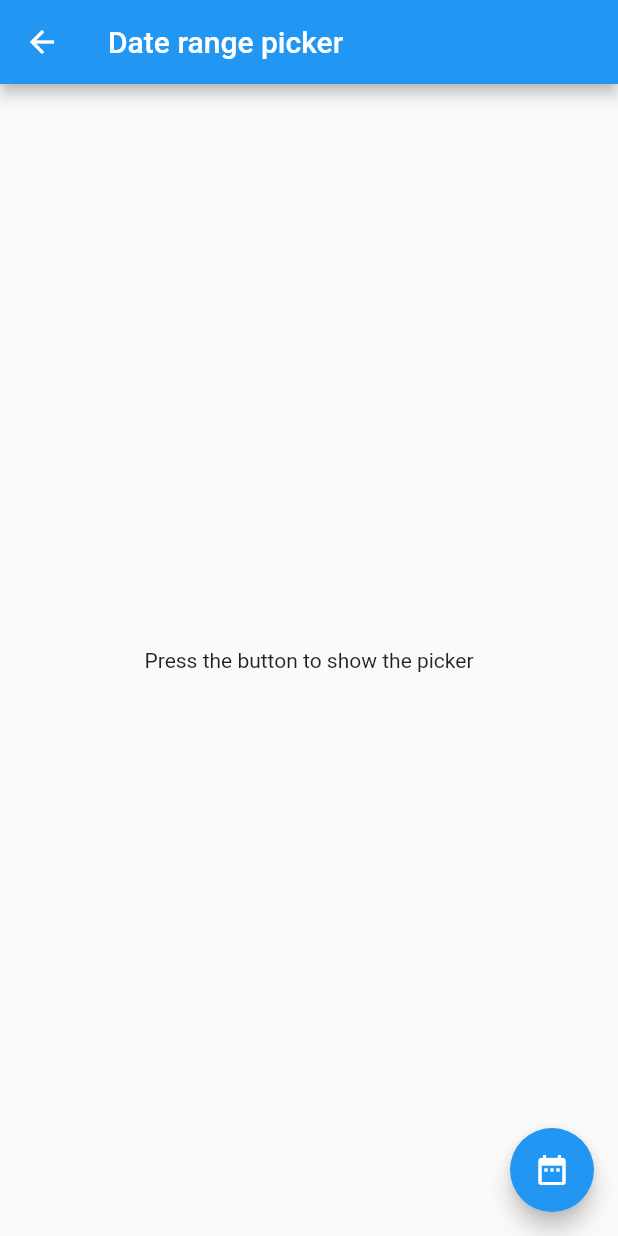
After one commit to saagarkafle/projectB, a Flutter app: the DateRangePicked screen opened by its route, on a phone screen of 412 x 824 dp. The commit adds this screen. Run offline on Flutter 3.47's test engine with Material 2 defaults, Android fonts, the light colour scheme and no system bars; our stand-ins replace curved_navigation_bar, flutter_modular, flutter_screenutil, google_fonts, shimmer.

Commit message:
add: date range picker added

```diff
--- /dev/null
+++ b/lib/UI/screens/date_range_page.dart
@@ -0,0 +1,137 @@
+// import 'package:flutter/material.dart';
+// import 'package:flutter_screenutil/flutter_screenutil.dart';
+
+// import '../../constants/colours.dart';
+
+// class DateRangePage extends StatefulWidget {
+//   const DateRangePage({super.key});
+
+//   @override
+//   State<DateRangePage> createState() => _DateRangePageState();
+// }
+
+// class _DateRangePageState extends State<DateRangePage> {
+//   DateTimeRange selectedDates =
+//       DateTimeRange(start: DateTime.now(), end: DateTime.now());
+//   DateTimeRange? _selectedDateRange;
+//   @override
+//   Widget build(BuildContext context) {
+//     return Scaffold(
+//       backgroundColor: AppColors.bgGreyColor,
+//       appBar: AppBar(
+//         title: const Text('Date range'),
+//       ),
+//       body: Padding(
+//         padding: EdgeInsets.symmetric(horizontal: 16.w, vertical: 16.h),
+//         child: Column(
+//           // mainAxisAlignment: MainAxisAlignment.center,
+
+//           children: [
+//             Text('${selectedDates.duration.inDays}'),
+//             Text(
+//               "Start date: ${_selectedDateRange?.start.toString().split(' ')[0]}",
+//               style: const TextStyle(fontSize: 24, color: Colors.blue),
+//             ),
+//             const SizedBox(
+//               height: 20,
+//             ),
+//             // End date
+//             Text(
+//                 "End date: ${_selectedDateRange?.end.toString().split(' ')[0]}",
+//                 style: const TextStyle(fontSize: 24, color: Colors.red)),
+//             ElevatedButton(
+//                 onPressed: () async {
+//                   final DateTimeRange? dateTimeRange =
+//                       await showDateRangePicker(
+//                           context: context,
+//                           saveText: 'Done',
+//                           firstDate: DateTime(2020),
+//                           confirmText: 'line ho ta ',
+//                           anchorPoint: const Offset(5, 500),
+//                           cancelText: 'sasas',
+//                           currentDate: DateTime.now(),
+//                           // initialEntryMode: DatePickerEntryMode.calendarOnly,
+//                           lastDate: DateTime.now());
+//                   if (dateTimeRange != null) {
+//                     setState(() {
+//                       selectedDates = dateTimeRange;
+//                     });
+//                   }
+//                 },
+//                 child: const Text('Choose data'))
+//           ],
+//         ),
+//       ),
+//     );
+//   }
+// }
+// main.dart
+import 'package:flutter/material.dart';
+import 'package:whatsapp/constants/colours.dart';
+
+class DateRangePicked extends StatefulWidget {
+  const DateRangePicked({Key? key}) : super(key: key);
+
+  @override
+  State<DateRangePicked> createState() => _DateRangePickedState();
+}
+
+class _DateRangePickedState extends State<DateRangePicked> {
+  DateTimeRange? _selectedDateRange;
+
+  // This function will be triggered when the floating button is pressed
+  void _show() async {
+    final DateTimeRange? result = await showDateRangePicker(
+      context: context,
+      firstDate: DateTime(2022),
+      lastDate: DateTime.now(),
+      currentDate: DateTime.now(),
+      saveText: 'Done',
+    );
+
+    if (result != null) {
+      // Rebuild the UI
+      print(result.start.toString());
+      setState(() {
+        _selectedDateRange = result;
+      });
+    }
+  }
+
+  @override
+  Widget build(BuildContext context) {
+    return Scaffold(
+      appBar: AppBar(title: const Text('Date range picker')),
+      body: _selectedDateRange == null
+          ? const Center(
+              child: Text('Press the button to show the picker'),
+            )
+          : Padding(
+              padding: const EdgeInsets.all(30),
+              child: Column(
+                crossAxisAlignment: CrossAxisAlignment.start,
+                children: [
+                  // Start date
+                  Text(
+                    "Start date: ${_selectedDateRange?.start.toString().split(' ')[0]}",
+                    style: TextStyle(fontSize: 24, color: AppColors.greenColor),
+                  ),
+                  const SizedBox(
+                    height: 20,
+                  ),
+                  // End date
+                  Text(
+                      "End date: ${_selectedDateRange?.end.toString().split(' ')[0]}",
+                      style:
+                          TextStyle(fontSize: 24, color: AppColors.orangeColor))
+                ],
+              ),
+            ),
+      // This button is used to show the date range picker
+      floatingActionButton: FloatingActionButton(
+        onPressed: _show,
+        child: const Icon(Icons.date_range),
+      ),
+    );
+  }
+}
--- a/lib/UI/screens/home_page.dart
+++ b/lib/UI/screens/home_page.dart
@@ -45,6 +45,10 @@ class HomePage extends StatelessWidget {
                     title: 'Animated Icon',
                     onPressed: () => Modular.to.pushNamed('/animatedicon'),
                   ),
+                  CustomCard(
+                    title: 'Date Range',
+                    onPressed: () => Modular.to.pushNamed('/dateRange'),
+                  ),
                   // CustomCard(title: 'Todo 6'),
                   // CustomCard(title: 'Todo 9'),
                   // CustomCard(title: 'Todo 8'),
```
Also changed, not shown: lib/app.dart (+7 -0 lines).
